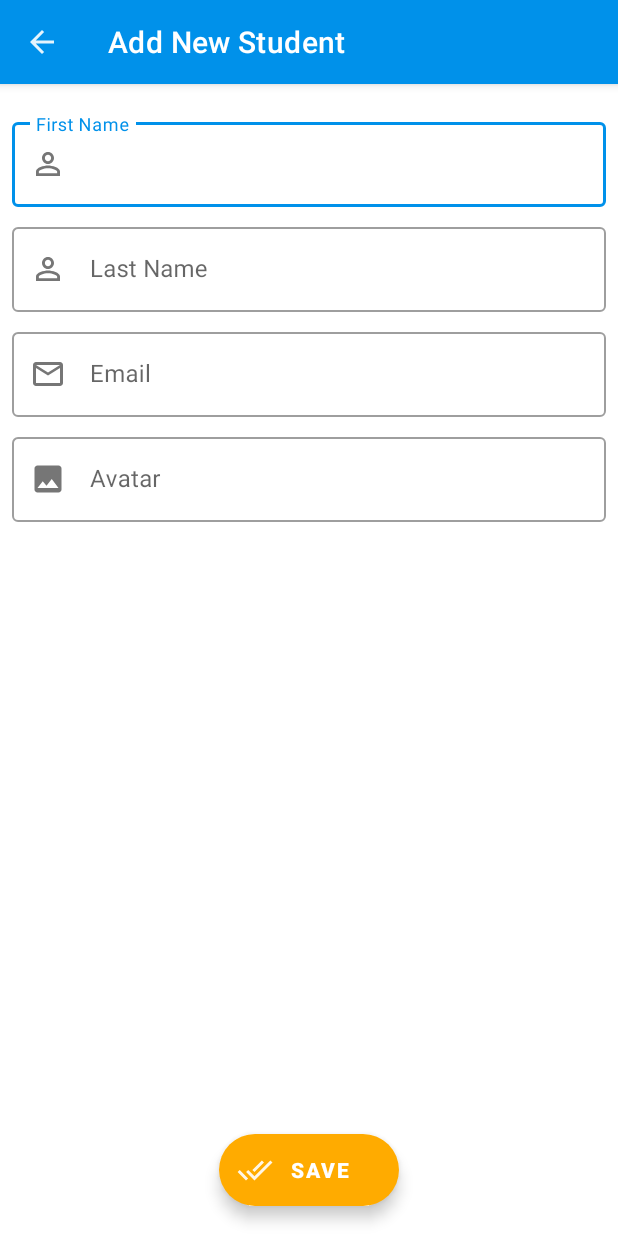
After one commit to saeid-hanafi/retrofit-and-volley-by-gson-android-java-example, an Android app: the AddNewStudentActivity screen opened directly, with no data from a screen before it, on a phone screen of 412 x 824 dp. The commit adds this screen. Run offline under Robolectric (Android 15) with nearby library versions, the phone set to English and light mode, and no system bars; network calls fail.

Commit message:
add-ui-for-add-new-student-intent-and-set-activities-intent

```diff
--- a/app/src/main/AndroidManifest.xml
+++ b/app/src/main/AndroidManifest.xml
@@ -1,7 +1,9 @@
 <?xml version="1.0" encoding="utf-8"?>
 <manifest xmlns:android="http://schemas.android.com/apk/res/android"
     xmlns:tools="http://schemas.android.com/tools">
-    <uses-permission android:name="android.permission.INTERNET"/>
+
+    <uses-permission android:name="android.permission.INTERNET" />
+
     <application
         android:allowBackup="true"
         android:dataExtractionRules="@xml/data_extraction_rules"
@@ -12,6 +14,14 @@
         android:supportsRtl="true"
         android:theme="@style/Theme.ConnectToServerTest"
         tools:targetApi="31">
+        <activity
+            android:name=".AddNewStudentActivity"
+            android:exported="false"
+            android:label="Add New Student">
+            <meta-data
+                android:name="android.app.lib_name"
+                android:value="" />
+        </activity>
         <activity
             android:name=".MainActivity"
             android:exported="true">
--- /dev/null
+++ b/app/src/main/java/com/example/connecttoservertest/AddNewStudentActivity.java
@@ -0,0 +1,33 @@
+package com.example.connecttoservertest;
+
+import androidx.annotation.NonNull;
+import androidx.appcompat.app.AppCompatActivity;
+import androidx.appcompat.widget.Toolbar;
+
+import android.os.Bundle;
+import android.view.MenuItem;
+
+public class AddNewStudentActivity extends AppCompatActivity {
+
+    @Override
+    protected void onCreate(Bundle savedInstanceState) {
+        super.onCreate(savedInstanceState);
+        setContentView(R.layout.activity_add_new_student);
+
+        Toolbar toolbar = findViewById(R.id.add_new_student_toolbar);
+        setSupportActionBar(toolbar);
+
+        getSupportActionBar().setHomeButtonEnabled(true);
+        getSupportActionBar().setDisplayHomeAsUpEnabled(true);
+        getSupportActionBar().setHomeAsUpIndicator(R.drawable.ic_baseline_arrow_back_24);
+    }
+
+    @Override
+    public boolean onOptionsItemSelected(@NonNull MenuItem item) {
+        if (item.getItemId() == android.R.id.home) {
+            finish();
+            return true;
+        }
+        return super.onOptionsItemSelected(item);
+    }
+}
--- a/app/src/main/java/com/example/connecttoservertest/MainActivity.java
+++ b/app/src/main/java/com/example/connecttoservertest/MainActivity.java
@@ -5,8 +5,10 @@ import androidx.appcompat.widget.Toolbar;
 import androidx.recyclerview.widget.LinearLayoutManager;
 import androidx.recyclerview.widget.RecyclerView;
 
+import android.content.Intent;
 import android.os.Bundle;
 import android.util.Log;
+import android.view.View;
 
 import com.android.volley.Request;
 import com.android.volley.RequestQueue;
@@ -14,6 +16,7 @@ import com.android.volley.Response;
 import com.android.volley.VolleyError;
 import com.android.volley.toolbox.StringRequest;
 import com.android.volley.toolbox.Volley;
+import com.google.android.material.floatingactionbutton.ExtendedFloatingActionButton;
 
 import org.json.JSONArray;
 import org.json.JSONException;
@@ -31,6 +34,14 @@ public class MainActivity extends AppCompatActivity {
 
         Toolbar toolbar = findViewById(R.id.main_toolbar);
         setSupportActionBar(toolbar);
+
+        ExtendedFloatingActionButton fab_main = findViewById(R.id.fab_main);
+        fab_main.setOnClickListener(new View.OnClickListener() {
+            @Override
+            public void onClick(View v) {
+                startActivity(new Intent(MainActivity.this, AddNewStudentActivity.class));
+            }
+        });
 
         StringRequest stringRequest = new StringRequest(Request.Method.GET, "https://reqres.in/api/users?page=1",
                 new Response.Listener<String>() {
--- /dev/null
+++ b/app/src/main/res/drawable/ic_baseline_arrow_back_24.xml
@@ -0,0 +1,6 @@
+<vector android:alpha="0.9" android:autoMirrored="true"
+    android:height="24dp" android:tint="#FFFFFF"
+    android:viewportHeight="24" android:viewportWidth="24"
+    android:width="24dp" xmlns:android="http://schemas.android.com/apk/res/android">
+    <path android:fillColor="@android:color/white" android:pathData="M20,11H7.83l5.59,-5.59L12,4l-8,8 8,8 1.41,-1.41L7.83,13H20v-2z"/>
+</vector>
--- /dev/null
+++ b/app/src/main/res/drawable/ic_baseline_check_circle_gray_24.xml
@@ -0,0 +1,5 @@
+<vector android:alpha="0.9" android:height="24dp" android:tint="#616161"
+    android:viewportHeight="24" android:viewportWidth="24"
+    android:width="24dp" xmlns:android="http://schemas.android.com/apk/res/android">
+    <path android:fillColor="@android:color/white" android:pathData="M12,2C6.48,2 2,6.48 2,12s4.48,10 10,10 10,-4.48 10,-10S17.52,2 12,2zM10,17l-5,-5 1.41,-1.41L10,14.17l7.59,-7.59L19,8l-9,9z"/>
+</vector>
--- /dev/null
+++ b/app/src/main/res/drawable/ic_baseline_done_all_24.xml
@@ -0,0 +1,5 @@
+<vector android:alpha="0.9" android:height="24dp" android:tint="#FFFFFF"
+    android:viewportHeight="24" android:viewportWidth="24"
+    android:width="24dp" xmlns:android="http://schemas.android.com/apk/res/android">
+    <path android:fillColor="@android:color/white" android:pathData="M18,7l-1.41,-1.41 -6.34,6.34 1.41,1.41L18,7zM22.24,5.59L11.66,16.17 7.48,12l-1.41,1.41L11.66,19l12,-12 -1.42,-1.41zM0.41,13.41L6,19l1.41,-1.41L1.83,12 0.41,13.41z"/>
+</vector>
--- /dev/null
+++ b/app/src/main/res/drawable/ic_baseline_image_24.xml
@@ -0,0 +1,5 @@
+<vector android:alpha="0.9" android:height="24dp" android:tint="#616161"
+    android:viewportHeight="24" android:viewportWidth="24"
+    android:width="24dp" xmlns:android="http://schemas.android.com/apk/res/android">
+    <path android:fillColor="@android:color/white" android:pathData="M21,19V5c0,-1.1 -0.9,-2 -2,-2H5c-1.1,0 -2,0.9 -2,2v14c0,1.1 0.9,2 2,2h14c1.1,0 2,-0.9 2,-2zM8.5,13.5l2.5,3.01L14.5,12l4.5,6H5l3.5,-4.5z"/>
+</vector>
--- /dev/null
+++ b/app/src/main/res/drawable/ic_baseline_mail_outline_24.xml
@@ -0,0 +1,5 @@
+<vector android:alpha="0.9" android:height="24dp" android:tint="#616161"
+    android:viewportHeight="24" android:viewportWidth="24"
+    android:width="24dp" xmlns:android="http://schemas.android.com/apk/res/android">
+    <path android:fillColor="@android:color/white" android:pathData="M20,4L4,4c-1.1,0 -1.99,0.9 -1.99,2L2,18c0,1.1 0.9,2 2,2h16c1.1,0 2,-0.9 2,-2L22,6c0,-1.1 -0.9,-2 -2,-2zM20,18L4,18L4,8l8,5 8,-5v10zM12,11L4,6h16l-8,5z"/>
+</vector>
--- /dev/null
+++ b/app/src/main/res/layout/activity_add_new_student.xml
@@ -0,0 +1,108 @@
+<?xml version="1.0" encoding="utf-8"?>
+<androidx.coordinatorlayout.widget.CoordinatorLayout xmlns:android="http://schemas.android.com/apk/res/android"
+    xmlns:app="http://schemas.android.com/apk/res-auto"
+    xmlns:tools="http://schemas.android.com/tools"
+    android:layout_width="match_parent"
+    android:layout_height="match_parent"
+    tools:context=".AddNewStudentActivity">
+
+    <com.google.android.material.appbar.AppBarLayout
+        android:layout_width="match_parent"
+        android:layout_height="wrap_content">
+        <androidx.appcompat.widget.Toolbar
+            android:id="@+id/add_new_student_toolbar"
+            android:layout_width="match_parent"
+            android:layout_height="wrap_content"
+            app:titleTextColor="@color/white"/>
+    </com.google.android.material.appbar.AppBarLayout>
+
+    <androidx.core.widget.NestedScrollView
+        android:layout_width="match_parent"
+        android:layout_height="wrap_content"
+        android:layout_marginBottom="25dp"
+        app:layout_behavior="com.google.android.material.appbar.AppBarLayout$ScrollingViewBehavior">
+
+        <LinearLayout
+            android:layout_width="match_parent"
+            android:layout_height="wrap_content"
+            android:orientation="vertical"
+            android:paddingRight="8dp"
+            android:paddingLeft="8dp"
+            android:paddingTop="12dp"
+            android:paddingBottom="12dp">
+
+            <com.google.android.material.textfield.TextInputLayout
+                android:id="@+id/add_new_student_firstname"
+                android:layout_width="match_parent"
+                android:layout_height="wrap_content"
+                android:hint="@string/first_name"
+                android:layout_marginTop="8dp"
+                android:layout_marginBottom="8dp"
+                app:startIconDrawable="@drawable/ic_baseline_perm_identity_24"
+                style="@style/Widget.MaterialComponents.TextInputLayout.OutlinedBox">
+                <com.google.android.material.textfield.TextInputEditText
+                    android:layout_width="match_parent"
+                    android:layout_height="wrap_content"
+                    />
+            </com.google.android.material.textfield.TextInputLayout>
+
+            <com.google.android.material.textfield.TextInputLayout
+                android:id="@+id/add_new_student_lastname"
+                android:layout_width="match_parent"
+                android:layout_height="wrap_content"
+                android:hint="@string/last_name"
+                android:layout_marginBottom="8dp"
+                app:startIconDrawable="@drawable/ic_baseline_perm_identity_24"
+                style="@style/Widget.MaterialComponents.TextInputLayout.OutlinedBox">
+                <com.google.android.material.textfield.TextInputEditText
+                    android:layout_width="match_parent"
+                    android:layout_height="wrap_content"
+                    />
+            </com.google.android.material.textfield.TextInputLayout>
+
+            <com.google.android.material.textfield.TextInputLayout
+                android:id="@+id/add_new_student_email"
+                android:layout_width="match_parent"
+                android:layout_height="wrap_content"
+                android:layout_marginBottom="8dp"
+                android:hint="@string/add_student_email"
+                app:startIconDrawable="@drawable/ic_baseline_mail_outline_24"
+                style="@style/Widget.MaterialComponents.TextInputLayout.OutlinedBox">
+                <com.google.android.material.textfield.TextInputEditText
+                    android:layout_width="match_parent"
+                    android:layout_height="wrap_content"
+                    />
+            </com.google.android.material.textfield.TextInputLayout>
+
+            <com.google.android.material.textfield.TextInputLayout
+                android:id="@+id/add_new_student_avatar"
+                android:layout_width="match_parent"
+                android:layout_height="wrap_content"
+                android:hint="@string/add_student_avatar"
+                android:layout_marginBottom="8dp"
+                app:startIconDrawable="@drawable/ic_baseline_image_24"
+                style="@style/Widget.MaterialComponents.TextInputLayout.OutlinedBox">
+                <com.google.android.material.textfield.TextInputEditText
+                    android:layout_width="match_parent"
+                    android:layout_height="wrap_content"
+                    />
+            </com.google.android.material.textfield.TextInputLayout>
+
+        </LinearLayout>
+
+    </androidx.core.widget.NestedScrollView>
+
+
+
+    <com.google.android.material.floatingactionbutton.ExtendedFloatingActionButton
+        android:layout_width="wrap_content"
+        android:layout_height="wrap_content"
+        android:text="@string/add_student_save"
+        app:icon="@drawable/ic_baseline_done_all_24"
+        android:layout_gravity="bottom|center_horizontal"
+        android:textColor="@color/white"
+        android:textStyle="bold"
+        app:iconTint="@color/white"
+        android:layout_marginBottom="20dp"/>
+
+</androidx.coordinatorlayout.widget.CoordinatorLayout>
--- a/app/src/main/res/layout/activity_main.xml
+++ b/app/src/main/res/layout/activity_main.xml
@@ -25,6 +25,7 @@
         app:layout_behavior="com.google.android.material.appbar.AppBarLayout$ScrollingViewBehavior"/>
 
     <com.google.android.material.floatingactionbutton.ExtendedFloatingActionButton
+        android:id="@+id/fab_main"
         android:layout_width="wrap_content"
         android:layout_height="wrap_content"
         android:text="@string/add_student"
--- a/app/src/main/res/values/strings.xml
+++ b/app/src/main/res/values/strings.xml
@@ -1,4 +1,9 @@
 <resources>
     <string name="app_name">connect to server test</string>
     <string name="add_student">Add student</string>
+    <string name="first_name">First Name</string>
+    <string name="last_name">Last Name</string>
+    <string name="add_student_email">Email</string>
+    <string name="add_student_avatar">Avatar</string>
+    <string name="add_student_save">Save</string>
 </resources>
```
